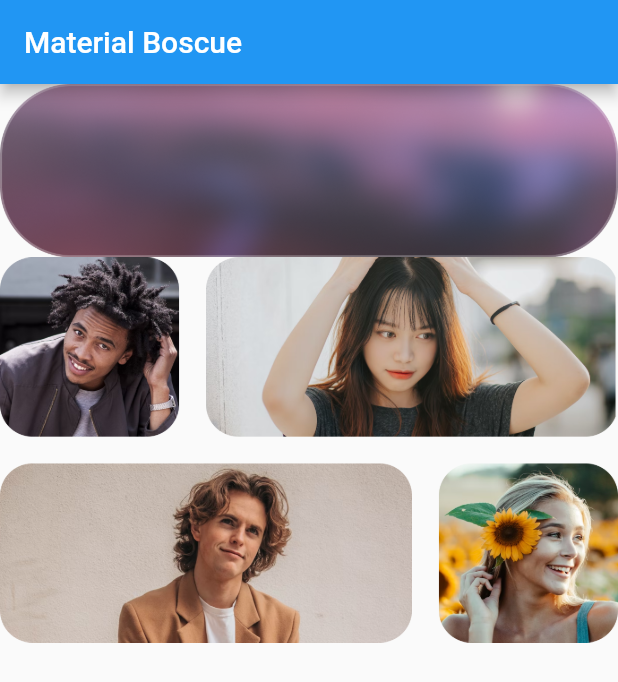
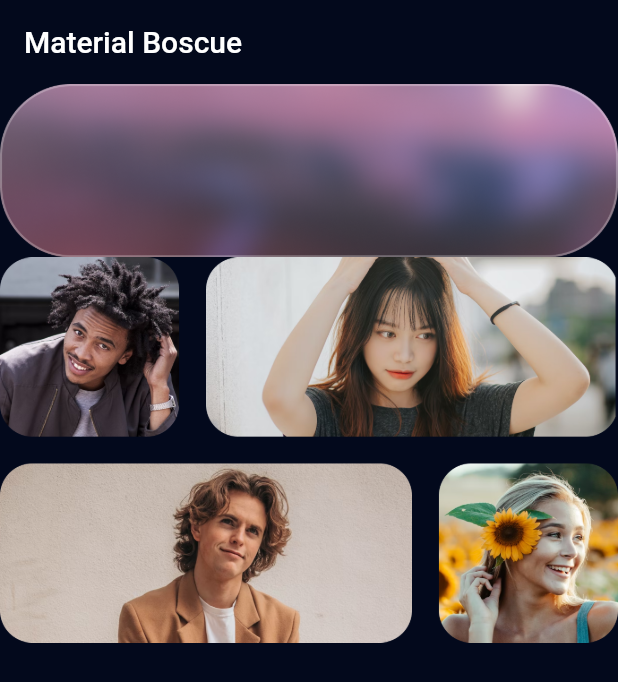
Before and after one commit to chaedirdwiantara/SarangApp, a Flutter app: the screen it shows after launch, on a phone screen of 412 x 824 dp. Shown: the top 682 px of the screen. Run offline on Flutter 3.47's test engine with Material 2 defaults, Android fonts, the phone set to English and light mode, and no system bars; our stand-ins replace google_fonts.

Commit message:
setup ios & theme manager setup

```diff
--- a/lib/main.dart
+++ b/lib/main.dart
@@ -1,5 +1,6 @@
 import 'package:flutter/material.dart';
 import 'package:sarang_app/src/theme_manager/asset_image_icon_manager.dart';
+import 'package:sarang_app/src/theme_manager/theme_data_manager.dart';
 
 void main() => runApp(const MyApp());
 
@@ -10,6 +11,7 @@ class MyApp extends StatelessWidget {
   Widget build(BuildContext context) {
     return MaterialApp(
       title: 'Material App',
+      theme: getApplicationThemeData(),
       home: Scaffold(
         appBar: AppBar(
           title: const Text('Material Boscue'),
--- /dev/null
+++ b/lib/src/theme_manager/theme_data_manager.dart
@@ -0,0 +1,12 @@
+import 'package:flutter/material.dart';
+import 'package:sarang_app/src/theme_manager/color_manager.dart';
+import 'package:sarang_app/src/theme_manager/font_manager.dart';
+
+ThemeData getApplicationThemeData() {
+  return ThemeData(
+    scaffoldBackgroundColor: ColorManager.primary,
+    appBarTheme:
+        AppBarTheme(backgroundColor: ColorManager.primary, elevation: 0),
+    fontFamily: FontFamilyConstant.fontFamily,
+  );
+}
```
Also changed, not shown: 3 other files.
